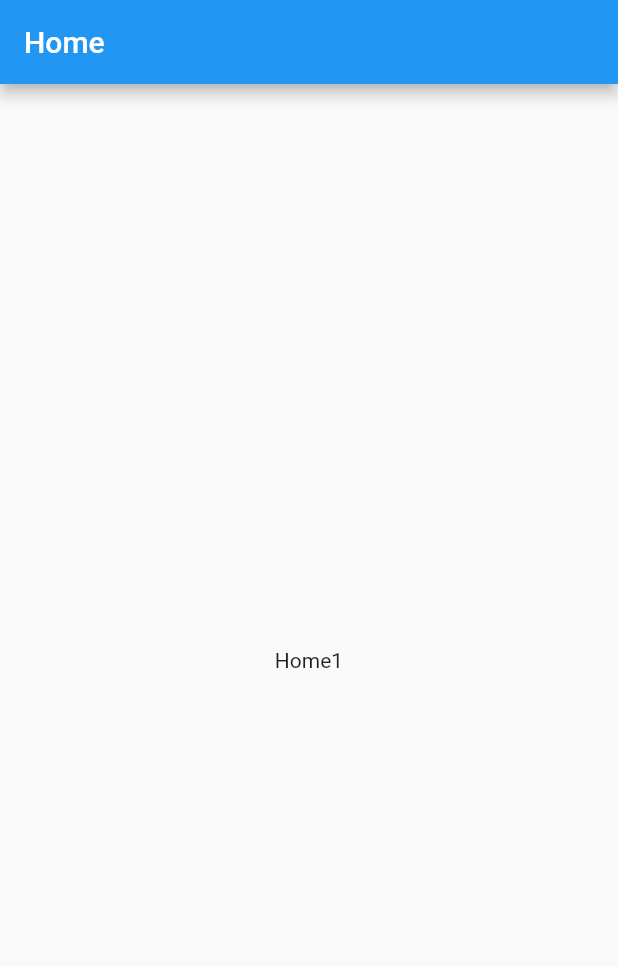
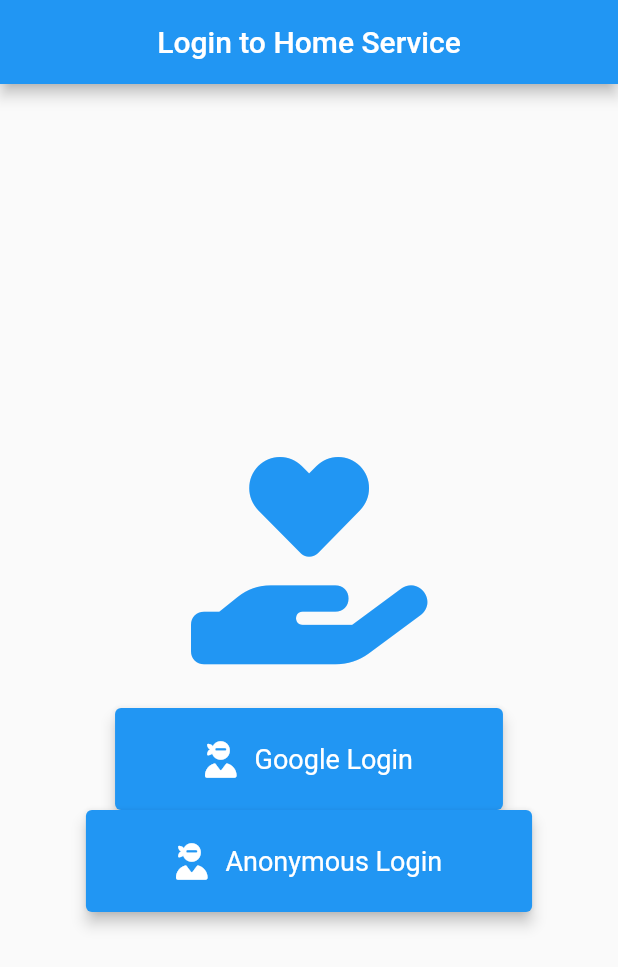
Before and after one commit to zongyanggong/home-service-mobile, a Flutter app: the screen it shows after launch, on a phone screen of 412 x 824 dp. Shown: the top 967 px of the screen. Run offline on Flutter 3.47's test engine with Material 2 defaults, Android fonts, the phone set to English and light mode, and no system bars; our stand-ins replace firebase_auth, firebase_core, font_awesome_flutter, google_sign_in; accounts and stored records are empty.

Commit message:
Added anonymous & Google Sign In functions

```diff
--- a/user/lib/main.dart
+++ b/user/lib/main.dart
@@ -1,19 +1,47 @@
 import 'package:flutter/material.dart';
 import 'package:user/home/home.dart';
+import 'package:firebase_core/firebase_core.dart';
+import 'package:provider/provider.dart';
+import './services/service.dart';
+import 'firebase_options.dart';
 
-void main() {
-  runApp(const HomeServiceApp());
+Future main() async {
+  WidgetsFlutterBinding.ensureInitialized();
+  await Firebase.initializeApp(
+    options: DefaultFirebaseOptions.currentPlatform,
+  );
+  runApp(HomeServiceApp());
 }
 
 class HomeServiceApp extends StatelessWidget {
-  const HomeServiceApp({super.key});
+  HomeServiceApp({super.key});
+
+  final AuthService _auth = AuthService();
 
   @override
   Widget build(BuildContext context) {
-    return const MaterialApp(
-      debugShowCheckedModeBanner: false,
-      title: "Home service",
-      home: HomeScreen(),
-    );
+    return ChangeNotifierProvider(
+        create: (BuildContext context) => Info(),
+        child: MaterialApp(
+          debugShowCheckedModeBanner: false,
+          title: "Home service",
+          home: FutureBuilder(
+            future: _auth.isUserSignedIn(),
+            builder: (context, snapshot) {
+              if (snapshot.connectionState == ConnectionState.done) {
+                bool isUserSignedIn = snapshot.data as bool;
+                return isUserSignedIn ? HomeScreen() : LoginPage();
+              }
+              return const CircularProgressIndicator();
+            },
+          ),
+          routes: {
+            '/login': (context) => LoginPage(),
+            '/home': (context) => HomeScreen(),
+          },
+          theme: ThemeData(
+            primarySwatch: Colors.blue,
+          ),
+        ));
   }
 }
--- /dev/null
+++ b/user/lib/services/login_page.dart
@@ -0,0 +1,151 @@
+import 'package:flutter/material.dart';
+import 'package:font_awesome_flutter/font_awesome_flutter.dart';
+import 'package:user/home/home.dart';
+import 'auth_service.dart'; // Replace with the actual path
+import 'package:google_sign_in/google_sign_in.dart';
+import 'package:firebase_auth/firebase_auth.dart';
+
+class LoginPage extends StatelessWidget {
+  final AuthService _auth = AuthService();
+
+  LoginPage({super.key});
+
+  @override
+  Widget build(BuildContext context) {
+    return Scaffold(
+        appBar: AppBar(
+            title: const Center(
+          child: Text('Login to Home Service'),
+        )),
+        body: Column(
+          mainAxisAlignment: MainAxisAlignment.center,
+          children: [
+            const Padding(
+              padding: EdgeInsets.symmetric(vertical: 30.0),
+              child: FaIcon(
+                FontAwesomeIcons.handHoldingHeart,
+                size: 140,
+                color: Colors.blue,
+              ),
+            ),
+            Center(
+              child: ElevatedButton(
+                onPressed: () async {
+                  try {
+                    // Trigger the Google Authentication flow.
+                    final GoogleSignInAccount? googleUser =
+                        await GoogleSignIn().signIn();
+                    // Obtain the auth details from the request.
+                    final GoogleSignInAuthentication googleAuth =
+                        await googleUser!.authentication;
+                    // Create a new credential.
+                    final AuthCredential credential =
+                        GoogleAuthProvider.credential(
+                      accessToken: googleAuth.accessToken,
+                      idToken: googleAuth.idToken,
+                    );
+                    // Once signed in, return the UserCredential
+                    final UserCredential authResult = await FirebaseAuth
+                        .instance
+                        .signInWithCredential(credential);
+                    final User? user = authResult.user;
+                    // ignore: use_build_context_synchronously
+                    Navigator.of(context).pushReplacement(
+                        MaterialPageRoute(builder: (context) => HomeScreen()));
+                  } on FirebaseAuthException catch (e) {
+                    throw e.message!;
+                  } on FormatException catch (e) {
+                    throw e.message;
+                  } catch (e) {
+                    throw 'Unable to login: $e';
+                  }
+                },
+                style: ButtonStyle(
+                  backgroundColor:
+                      MaterialStateProperty.all<Color>(Colors.blue),
+                  padding: MaterialStateProperty.all<EdgeInsetsGeometry>(
+                    const EdgeInsets.fromLTRB(
+                        20.0, 22.0, 20.0, 22.0), // Change the padding
+                  ),
+                  textStyle: MaterialStateProperty.all<TextStyle>(
+                    const TextStyle(
+                        fontSize: 18,
+                        color: Colors.white), // Change the text style
+                  ),
+                  elevation: MaterialStateProperty.all<double>(
+                      4.0), // Change the elevation
+                  // You can customize other properties like shape, shadowColor, overlayColor, etc.
+                ),
+                child: const Padding(
+                  padding: EdgeInsets.symmetric(
+                      horizontal: 40.0), // Adjust the padding as needed
+                  child: IntrinsicWidth(
+                    child: Row(
+                      mainAxisAlignment: MainAxisAlignment.center,
+                      children: [
+                        FaIcon(FontAwesomeIcons.userNinja),
+                        SizedBox(
+                            width:
+                                12.0), // Add some spacing between the icon and text
+                        Text('Google Login'),
+                      ],
+                    ),
+                  ),
+                ),
+              ),
+            ),
+            Center(
+              child: ElevatedButton(
+                onPressed: () async {
+                  // Sign in anonymously
+                  dynamic result = await _auth.signInAnonymously();
+                  if (result != null) {
+                    // Successfully signed in, navigate to the home page
+                    // ignore: use_build_context_synchronously
+                    Navigator.pushReplacementNamed(context, '/home');
+                  } else {
+                    // Handle sign-in error
+                    // ignore: use_build_context_synchronously
+                    ScaffoldMessenger.of(context).showSnackBar(const SnackBar(
+                      content: Text('Failed to sign in. Please try again.'),
+                    ));
+                  }
+                },
+                style: ButtonStyle(
+                  backgroundColor:
+                      MaterialStateProperty.all<Color>(Colors.blue),
+                  padding: MaterialStateProperty.all<EdgeInsetsGeometry>(
+                    const EdgeInsets.fromLTRB(
+                        20.0, 22.0, 20.0, 22.0), // Change the padding
+                  ),
+                  textStyle: MaterialStateProperty.all<TextStyle>(
+                    const TextStyle(
+                        fontSize: 18,
+                        color: Colors.white), // Change the text style
+                  ),
+                  elevation: MaterialStateProperty.all<double>(
+                      4.0), // Change the elevation
+                  // You can customize other properties like shape, shadowColor, overlayColor, etc.
+                ),
+                child: const Padding(
+                  padding: EdgeInsets.symmetric(
+                      horizontal: 40.0), // Adjust the padding as needed
+                  child: IntrinsicWidth(
+                    child: Row(
+                      mainAxisAlignment: MainAxisAlignment.center,
+                      children: [
+                        FaIcon(FontAwesomeIcons.userNinja),
+                        SizedBox(
+                            width:
+                                12.0), // Add some spacing between the icon and text
+                        Text('Anonymous Login'),
+                      ],
+                    ),
+                  ),
+                ),
+              ),
+            ),
+          ],
+        ));
+  }
+}
--- /dev/null
+++ b/user/lib/services/service.dart
@@ -0,0 +1,3 @@
+export 'auth_service.dart';
+export 'info_state.dart';
+export 'login_page.dart';
```
Also changed, not shown: user/lib/home/home.dart (+38 -3 lines), user/lib/services/auth_service.dart (added, +26 -0 lines), user/lib/services/info_state.dart (added, +76 -0 lines), user/pubspec.yaml (+7 -3 lines), user/lib/firebase_options.dart (added), 11 other files.
